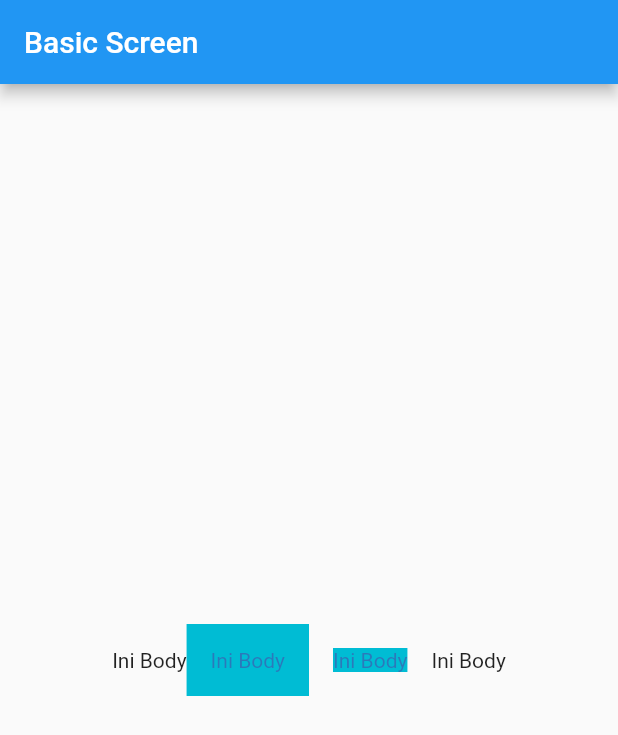
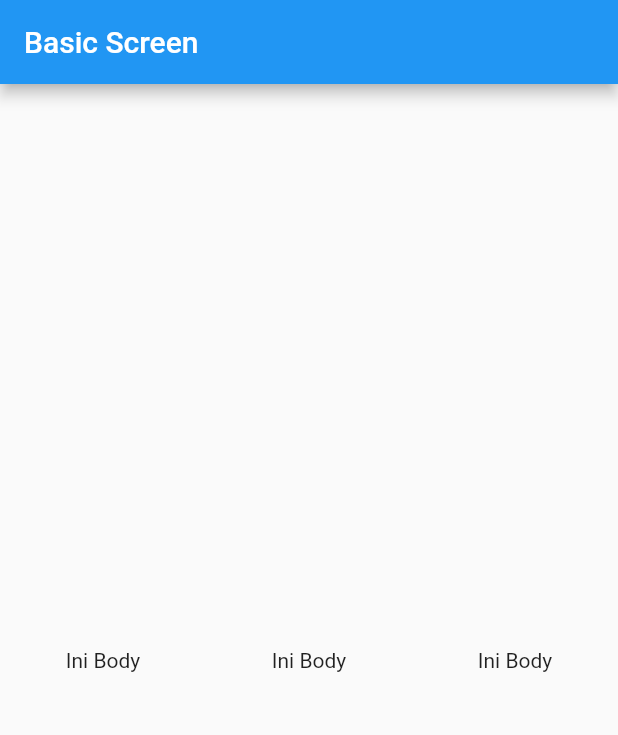
Before and after one commit to ipls/flutter, a Flutter app: the screen it shows after launch, on a phone screen of 412 x 824 dp. Shown: the top 735 px of the screen. Run offline on Flutter 3.47's test engine with Material 2 defaults, Android fonts, the phone set to English and light mode, and no system bars.

```diff
--- a/lib/basic_screen.dart
+++ b/lib/basic_screen.dart
@@ -11,26 +11,27 @@ class BasicScreen extends StatelessWidget {
         child: Row(
           mainAxisAlignment: MainAxisAlignment.center,
           children: [
-            Text("Ini Body"),
-            Container(
-                // width: 100,
-                // height: 100,
-                color: Colors.cyan,
-                padding: const EdgeInsets.all(16),
-                // margin: const EdgeInsets.all(16),
-                child: Text("Ini Body",
-                  style: TextStyle(color: Color(0x656C1393)),
-                )),
-            Container(
-              // width: 100,
-              // height: 100,
-                color: Colors.cyan,
-                // padding: const EdgeInsets.all(16),
-                margin: const EdgeInsets.all(16),
-                child: Text("Ini Body",
-                  style: TextStyle(color: Color(0x656C1393)),
-                )),
-            Text("Ini Body"),
+            Expanded(child: Text("Ini Body")),
+            // Container(
+            //     // width: 100,
+            //     // height: 100,
+            //     color: Colors.cyan,
+            //     padding: const EdgeInsets.all(16),
+            //     // margin: const EdgeInsets.all(16),
+            //     child: Text("Ini Body",
+            //       style: TextStyle(color: Color(0x656C1393)),
+            //     )),
+            // Container(
+            //   // width: 100,
+            //   // height: 100,
+            //     color: Colors.cyan,
+            //     // padding: const EdgeInsets.all(16),
+            //     margin: const EdgeInsets.all(16),
+            //     child: Text("Ini Body",
+            //       style: TextStyle(color: Color(0x656C1393)),
+            //     )),
+            Expanded(child: Text("Ini Body")),
+            Flexible(child: Text("Ini Body")),
           ],
         ),
       )
```
